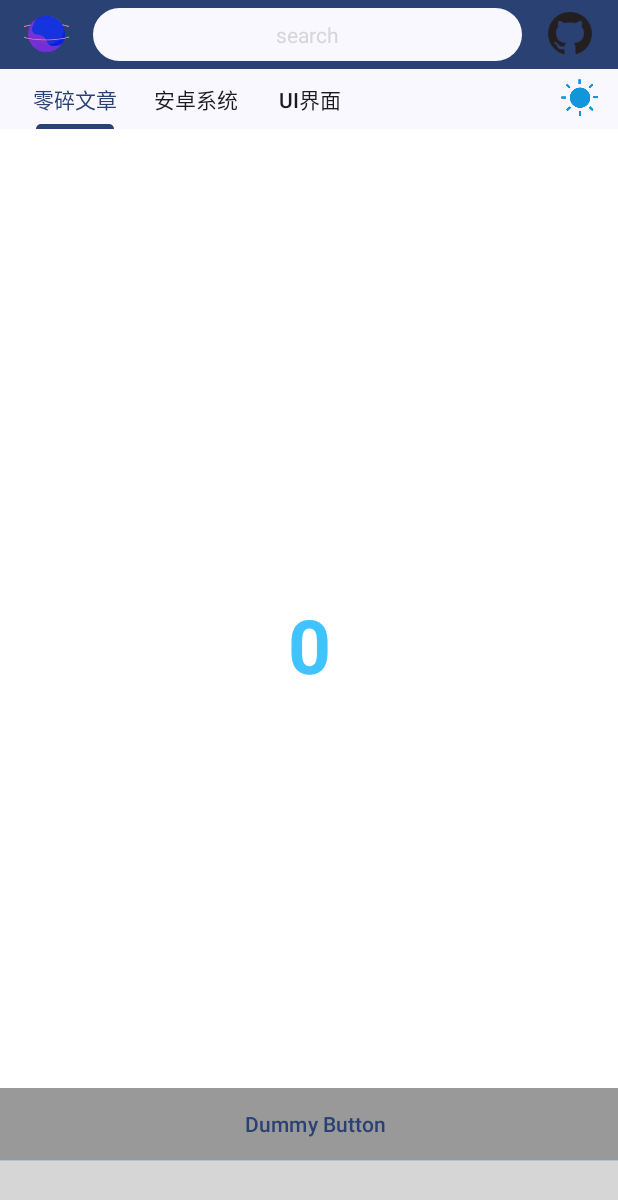
After one commit to SuZhelevel6/PlayDemo, an Android app: the ArticleFragment screen opened directly, with no data from a screen before it, on a phone screen of 412 x 824 dp. The commit adds this screen. Shown: the top 1200 px of the screen. Run offline under Robolectric (Android 15) with nearby library versions, the phone set to English and light mode, and no system bars; libraries missing offline, so code that uses them is left out: com.angcyo.tablayout, com.blankj.utilcode, com.qmuiteam.qmui; plain views replace DslTabLayout; 5 statements that could not run were skipped; grey boxes are pictures that could not be loaded.

Commit message:
feat: 实现Discovery界面框架 - ViewPager2 + TabLayout

```diff
--- /dev/null
+++ b/app/src/main/java/com/suzhe/playdemo/component/article/ArticleFragment.kt
@@ -0,0 +1,18 @@
+package com.suzhe.playdemo.component.article
+
+import com.suzhe.playdemo.base.fragment.BaseViewModelFragment
+import com.suzhe.playdemo.databinding.FragmentArticleBinding
+
+/**
+ * An example full-screen fragment that shows and hides the system UI (i.e.
+ * status bar and navigation/system bar) with user interaction.
+ */
+class ArticleFragment(private var content: String) :
+    BaseViewModelFragment<FragmentArticleBinding>() {
+    override fun initViews() {
+        super.initViews()
+        binding.fullscreenContent.apply {
+            text = content
+        }
+    }
+}
--- /dev/null
+++ b/app/src/main/java/com/suzhe/playdemo/component/discovery/DiscoveryAdapter.kt
@@ -0,0 +1,18 @@
+package com.suzhe.playdemo.component.discovery
+
+import androidx.fragment.app.Fragment
+import androidx.fragment.app.FragmentActivity
+import androidx.viewpager2.adapter.FragmentStateAdapter
+import com.suzhe.playdemo.component.article.ArticleFragment
+
+class DiscoveryAdapter(fragmentActivity: FragmentActivity, private val datum: Array<String>) :
+    FragmentStateAdapter(fragmentActivity) {
+    override fun getItemCount(): Int {
+        return datum.size
+    }
+
+    override fun createFragment(position: Int): Fragment {
+        return ArticleFragment(position.toString())
+    }
+
+}
--- a/app/src/main/java/com/suzhe/playdemo/component/discovery/DiscoveryFragment.kt
+++ b/app/src/main/java/com/suzhe/playdemo/component/discovery/DiscoveryFragment.kt
@@ -2,16 +2,50 @@ package com.suzhe.playdemo.component.discovery
 
 
 import android.os.Bundle
+import androidx.viewpager2.widget.ViewPager2
+import com.google.android.material.tabs.TabLayout
 import com.suzhe.playdemo.base.fragment.BaseViewModelFragment
 import com.suzhe.playdemo.databinding.FragmentDiscoveryBinding
-import kotlin.random.Random
 
 
 class DiscoveryFragment : BaseViewModelFragment<FragmentDiscoveryBinding>() {
+
+    private val tabTitles =
+        arrayOf(
+            "零碎文章",
+            "安卓系统",
+            "UI界面"
+        )
+
     override fun initDatum() {
         super.initDatum()
         binding.apply {
-            textView.text = Random(1).toString()
+            pager.adapter = DiscoveryAdapter(hostActivity, tabTitles)
+            for (i in tabTitles.indices) {
+                tab.addTab(tab.newTab().setText(tabTitles[i]))
+            }
+            tab.selectTab(tab.getTabAt(0))
+
+            // 绑定TabLayout和ViewPager2
+            pager.registerOnPageChangeCallback(object : ViewPager2.OnPageChangeCallback() {
+                override fun onPageSelected(position: Int) {
+                    super.onPageSelected(position)
+                    tab.selectTab(tab.getTabAt(position))
+                }
+            })
+
+            tab.addOnTabSelectedListener(object : TabLayout.OnTabSelectedListener {
+                override fun onTabSelected(tab: TabLayout.Tab) {
+                    val index = tab.position
+                    if (pager.currentItem != index) {
+                        pager.setCurrentItem(index, false)
+                    }
+                }
+
+                override fun onTabUnselected(tab: TabLayout.Tab) {}
+
+                override fun onTabReselected(tab: TabLayout.Tab) {}
+            })
         }
     }
 
--- /dev/null
+++ b/app/src/main/java/com/suzhe/playdemo/view/NestedScrollableHost.kt
@@ -0,0 +1,98 @@
+package com.suzhe.playdemo.view
+
+import android.content.Context
+import android.util.AttributeSet
+import android.view.MotionEvent
+import android.view.View
+import android.view.ViewConfiguration
+import android.widget.FrameLayout
+import androidx.viewpager2.widget.ViewPager2
+import androidx.viewpager2.widget.ViewPager2.ORIENTATION_HORIZONTAL
+import kotlin.math.absoluteValue
+import kotlin.math.sign
+
+/**
+ * Layout to wrap a scrollable component inside a ViewPager2. Provided as a solution to the problem
+ * where pages of ViewPager2 have nested scrollable elements that scroll in the same direction as
+ * ViewPager2. The scrollable element needs to be the immediate and only child of this host layout.
+ *
+ * This solution has limitations when using multiple levels of nested scrollable elements
+ * (e.g. a horizontal RecyclerView in a vertical RecyclerView in a horizontal ViewPager2).
+ *
+ * 来自：https://github.com/android/views-widgets-samples/blob/master/ViewPager2/app/src/main/java/androidx/viewpager2/integration/testapp/NestedScrollableHost.kt#L71
+ */
+class NestedScrollableHost : FrameLayout {
+    constructor(context: Context) : super(context)
+    constructor(context: Context, attrs: AttributeSet?) : super(context, attrs)
+
+    private var touchSlop = 0
+    private var initialX = 0f
+    private var initialY = 0f
+    private val parentViewPager: ViewPager2?
+        get() {
+            var v: View? = parent as? View
+            while (v != null && v !is ViewPager2) {
+                v = v.parent as? View
+            }
+            return v as? ViewPager2
+        }
+
+    private val child: View? get() = if (childCount > 0) getChildAt(0) else null
+
+    init {
+        touchSlop = ViewConfiguration.get(context).scaledTouchSlop
+    }
+
+    private fun canChildScroll(orientation: Int, delta: Float): Boolean {
+        val direction = -delta.sign.toInt()
+        return when (orientation) {
+            0 -> child?.canScrollHorizontally(direction) ?: false
+            1 -> child?.canScrollVertically(direction) ?: false
+            else -> throw IllegalArgumentException()
+        }
+    }
+
+    override fun onInterceptTouchEvent(e: MotionEvent): Boolean {
+        handleInterceptTouchEvent(e)
+        return super.onInterceptTouchEvent(e)
+    }
+
+    private fun handleInterceptTouchEvent(e: MotionEvent) {
+        val orientation = parentViewPager?.orientation ?: return
+
+        // Early return if child can't scroll in same direction as parent
+        if (!canChildScroll(orientation, -1f) && !canChildScroll(orientation, 1f)) {
+            return
+        }
+
+        if (e.action == MotionEvent.ACTION_DOWN) {
+            initialX = e.x
+            initialY = e.y
+            parent.requestDisallowInterceptTouchEvent(true)
+        } else if (e.action == MotionEvent.ACTION_MOVE) {
+            val dx = e.x - initialX
+            val dy = e.y - initialY
+            val isVpHorizontal = orientation == ORIENTATION_HORIZONTAL
+
+            // assuming ViewPager2 touch-slop is 2x touch-slop of child
+            val scaledDx = dx.absoluteValue * if (isVpHorizontal) .5f else 1f
+            val scaledDy = dy.absoluteValue * if (isVpHorizontal) 1f else .5f
+
+            if (scaledDx > touchSlop || scaledDy > touchSlop) {
+                if (isVpHorizontal == (scaledDy > scaledDx)) {
+                    // Gesture is perpendicular, allow all parents to intercept
+                    parent.requestDisallowInterceptTouchEvent(false)
+                } else {
+                    // Gesture is parallel, query child if movement in that direction is possible
+                    if (canChildScroll(orientation, if (isVpHorizontal) dx else dy)) {
+                        // Child can scroll, disallow all parents to intercept
+                        parent.requestDisallowInterceptTouchEvent(true)
+                    } else {
+                        // Child cannot scroll, allow all parents to intercept
+                        parent.requestDisallowInterceptTouchEvent(false)
+                    }
+                }
+            }
+        }
+    }
+}
--- /dev/null
+++ b/app/src/main/res/drawable/shape_edit_text_surface.xml
@@ -0,0 +1,7 @@
+<?xml version="1.0" encoding="utf-8"?>
+<shape xmlns:android="http://schemas.android.com/apk/res/android">
+    <solid android:color="?android:attr/colorBackground" />
+
+    <!--圆角-->
+    <corners android:radius="@dimen/d50" />
+</shape>
--- /dev/null
+++ b/app/src/main/res/layout/fragment_article.xml
@@ -0,0 +1,51 @@
+<?xml version="1.0" encoding="utf-8"?>
+<FrameLayout xmlns:android="http://schemas.android.com/apk/res/android"
+    xmlns:tools="http://schemas.android.com/tools"
+    android:layout_width="match_parent"
+    android:layout_height="match_parent"
+    android:background="@color/white"
+    android:theme="@style/ThemeOverlay.PlayDemo.FullscreenContainer"
+    tools:context=".component.article.ArticleFragment">
+
+    <!-- The primary full-screen view. This can be replaced with whatever view
+         is needed to present your content, e.g. VideoView, SurfaceView,
+         TextureView, etc. -->
+    <TextView
+        android:id="@+id/fullscreen_content"
+        android:layout_width="match_parent"
+        android:layout_height="match_parent"
+        android:gravity="center"
+        android:keepScreenOn="true"
+        android:text="@string/dummy_content"
+        android:textColor="?attr/fullscreenTextColor"
+        android:textSize="50sp"
+        android:textStyle="bold" />
+
+    <!-- This FrameLayout insets its children based on system windows using
+         android:fitsSystemWindows. -->
+    <FrameLayout
+        android:layout_width="match_parent"
+        android:layout_height="match_parent"
+        android:fitsSystemWindows="true">
+
+        <LinearLayout
+            android:id="@+id/fullscreen_content_controls"
+            style="@style/Widget.AppTheme.ButtonBar.Fullscreen"
+            android:layout_width="match_parent"
+            android:layout_height="wrap_content"
+            android:layout_gravity="bottom|center_horizontal"
+            android:orientation="horizontal"
+            tools:ignore="UselessParent">
+
+            <Button
+                android:id="@+id/dummy_button"
+                style="?android:attr/buttonBarButtonStyle"
+                android:layout_width="0dp"
+                android:layout_height="wrap_content"
+                android:layout_weight="1"
+                android:text="@string/dummy_button" />
+
+        </LinearLayout>
+    </FrameLayout>
+
+</FrameLayout>
--- a/app/src/main/res/layout/fragment_discovery.xml
+++ b/app/src/main/res/layout/fragment_discovery.xml
@@ -1,13 +1,86 @@
 <?xml version="1.0" encoding="utf-8"?>
 <LinearLayout xmlns:android="http://schemas.android.com/apk/res/android"
+    xmlns:app="http://schemas.android.com/apk/res-auto"
     android:layout_width="match_parent"
     android:layout_height="match_parent"
     android:orientation="vertical">
 
-    <TextView
-        android:id="@+id/textView"
-        android:layout_width="wrap_content"
+    <!--region 标题容器-->
+    <LinearLayout
+        android:layout_width="match_parent"
         android:layout_height="wrap_content"
-        android:text="123" />
+        android:background="?attr/colorPrimary"
+        android:fitsSystemWindows="true">
 
+        <!-- 搜索容器-->
+        <LinearLayout
+            android:layout_width="match_parent"
+            android:layout_height="wrap_content"
+            android:gravity="center_vertical"
+            android:orientation="horizontal"
+            android:paddingHorizontal="@dimen/padding_outer"
+            android:paddingVertical="@dimen/padding_small">
+
+            <com.google.android.material.imageview.ShapeableImageView
+                android:id="@+id/menu"
+                android:layout_width="@dimen/d30"
+                android:layout_height="@dimen/d30"
+                android:scaleType="centerCrop"
+                android:src="@drawable/logo" />
+
+            <TextView
+                android:id="@+id/search"
+                android:layout_width="0dp"
+                android:layout_height="wrap_content"
+                android:layout_marginHorizontal="@dimen/padding_outer"
+                android:background="@drawable/shape_edit_text_surface"
+                android:layout_weight="1"
+                android:gravity="center"
+                android:padding="@dimen/d8"
+                android:text="search"
+                android:textColor="@color/black60" />
+
+            <ImageView
+                android:id="@+id/btnGithub"
+                android:layout_width="@dimen/d32"
+                android:layout_height="@dimen/d32"
+                android:src="@drawable/github" />
+        </LinearLayout>
+    </LinearLayout>
+    <!--endregion-->
+
+    <LinearLayout
+        android:layout_width="match_parent"
+        android:layout_height="wrap_content"
+        android:gravity="center_vertical"
+        android:paddingHorizontal="@dimen/padding_meddle">
+
+        <com.google.android.material.tabs.TabLayout
+            android:id="@+id/tab"
+            android:layout_width="0dp"
+            android:layout_height="@dimen/d40"
+            android:layout_weight="1"
+            app:tabIndicatorColor="?attr/colorPrimary"
+            android:background="?android:attr/colorBackground"
+            app:tabMode="scrollable"
+            app:tabSelectedTextColor="?attr/colorPrimary"
+            app:tabTextColor="?attr/colorOnSurface" />
+
+        <ImageView
+            android:layout_width="@dimen/d30"
+            android:layout_height="@dimen/d30"
+            android:layout_marginLeft="@dimen/padding_meddle"
+            android:src="@drawable/sun" />
+    </LinearLayout>
+
+    <com.suzhe.playdemo.view.NestedScrollableHost
+        android:layout_width="match_parent"
+        android:layout_height="0dp"
+        android:layout_weight="1">
+
+        <androidx.viewpager2.widget.ViewPager2
+            android:id="@+id/pager"
+            android:layout_width="match_parent"
+            android:layout_height="match_parent" />
+    </com.suzhe.playdemo.view.NestedScrollableHost>
 </LinearLayout>
--- a/app/src/main/res/values/strings.xml
+++ b/app/src/main/res/values/strings.xml
@@ -39,4 +39,6 @@
         <p>&nbsp;&nbsp;&nbsp;&nbsp;在使用本软件网络服务进行网上交易时，您不可避免的要向交易对方或潜在的交易对方披露自己的个人信息，如联络方式或者邮政地址。请您妥善保护自己的个人信息，仅在必要的情形下向他人提供。如您发现自己的个人信息泄密，请您立即联络本软件客服，以便本软件采取相应措施。</p>
     ]]> </Data>
     </string>
+    <string name="dummy_button">Dummy Button</string>
+    <string name="dummy_content">DUMMY\nCONTENT</string>
 </resources>
--- a/app/src/main/res/values/themes.xml
+++ b/app/src/main/res/values/themes.xml
@@ -1,4 +1,10 @@
 <?xml version="1.0" encoding="utf-8"?>
 <resources>
-    <style name="AppTheme" parent="Theme.Material3.DayNight.NoActionBar"/>
+
+    <style name="AppTheme" parent="Theme.Material3.DayNight.NoActionBar" />
+
+    <style name="ThemeOverlay.PlayDemo.FullscreenContainer" parent="">
+        <item name="fullscreenBackgroundColor">@color/light_blue_600</item>
+        <item name="fullscreenTextColor">@color/light_blue_A200</item>
+    </style>
 </resources>
```
Also changed, not shown: app/src/main/res/drawable/github.png (added), app/src/main/res/drawable/logo.webp (added).
